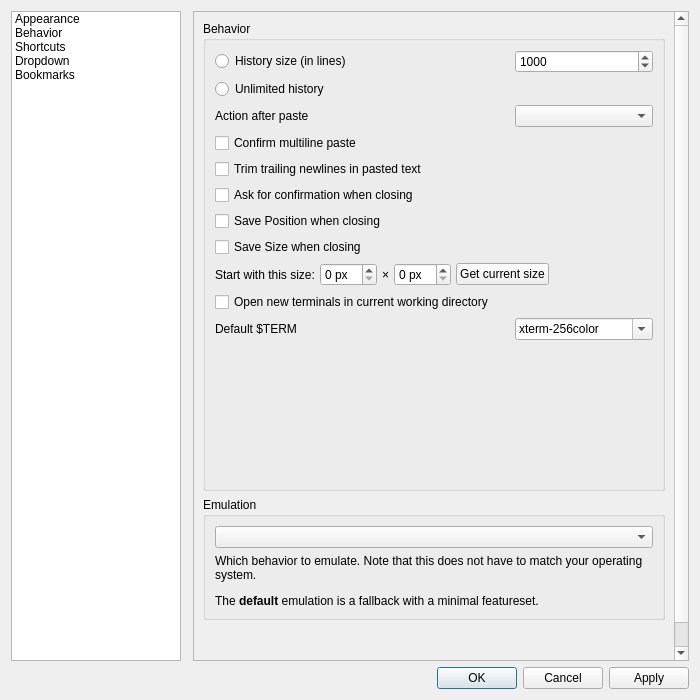
First picture: the form in src/forms/propertiesdialog.ui, repository lxqt/qterminal, before the edit.
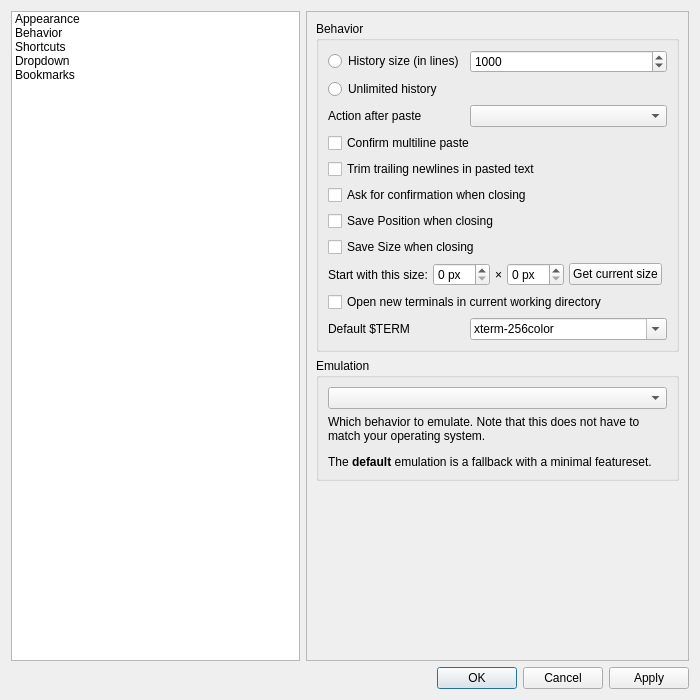
Second picture: the form after the edit. The open tabs and pages were chosen to show the change. Icons and pictures are not drawn.

Commit message: Remember the size of preferences dialog

What changed in the file:
```diff
--- a/src/forms/propertiesdialog.ui
+++ b/src/forms/propertiesdialog.ui
@@ -14,7 +14,7 @@
    <string>Terminal settings</string>
   </property>
   <layout class="QGridLayout" name="gridLayout_4">
-   <item row="2" column="0" colspan="3">
+   <item row="1" column="0" colspan="2">
     <widget class="QDialogButtonBox" name="buttonBox">
      <property name="orientation">
       <enum>Qt::Horizontal</enum>
@@ -26,55 +26,49 @@
    </item>
    <item row="0" column="0">
     <widget class="QListWidget" name="listWidget">
-     <property name="sizePolicy">
-      <sizepolicy hsizetype="Expanding" vsizetype="Expanding">
-       <horstretch>0</horstretch>
-       <verstretch>0</verstretch>
-      </sizepolicy>
-     </property>
-     <property name="minimumSize">
-      <size>
-       <width>150</width>
-       <height>0</height>
-      </size>
-     </property>
-     <property name="maximumSize">
-      <size>
-       <width>180</width>
-       <height>16777215</height>
-      </size>
-     </property>
-     <property name="horizontalScrollBarPolicy">
-      <enum>Qt::ScrollBarAlwaysOff</enum>
-     </property>
      <item>
       <property name="text">
        <string>Appearance</string>
       </property>
+      <property name="icon">
+       <iconset theme="preferences-desktop-theme"/>
+      </property>
      </item>
      <item>
       <property name="text">
        <string>Behavior</string>
       </property>
+      <property name="icon">
+       <iconset theme="preferences-system"/>
+      </property>
      </item>
      <item>
       <property name="text">
        <string>Shortcuts</string>
       </property>
+      <property name="icon">
+       <iconset theme="preferences-desktop-keyboard"/>
+      </property>
      </item>
      <item>
       <property name="text">
        <string>Dropdown</string>
       </property>
+      <property name="icon">
+       <iconset theme="utilities-terminal"/>
+      </property>
      </item>
      <item>
       <property name="text">
        <string>Bookmarks</string>
       </property>
+      <property name="icon">
+       <iconset theme="bookmark-new"/>
+      </property>
      </item>
     </widget>
    </item>
-   <item row="0" column="2">
+   <item row="0" column="1">
     <widget class="QStackedWidget" name="stackedWidget">
      <property name="frameShape">
       <enum>QFrame::StyledPanel</enum>
@@ -194,7 +188,7 @@
              </layout>
             </widget>
            </item>
-           <item row="8" column="0">
+           <item row="8" column="0" colspan="2">
             <widget class="QCheckBox" name="showMenuCheckBox">
              <property name="text">
               <string>Show the menu bar</string>
@@ -258,7 +252,7 @@
              </property>
             </widget>
            </item>
-           <item row="9" column="0">
+           <item row="9" column="0" colspan="2">
             <widget class="QCheckBox" name="hideTabBarCheckBox">
              <property name="text">
               <string>Hide tab bar with only one tab</string>
@@ -325,7 +319,7 @@
              </property>
             </spacer>
            </item>
-           <item row="12" column="0">
+           <item row="12" column="0" colspan="2">
             <widget class="QCheckBox" name="closeTabButtonCheckBox">
              <property name="text">
               <string>Show close button on each tab</string>
@@ -368,7 +362,7 @@
              </property>
             </widget>
            </item>
-           <item row="11" column="0">
+           <item row="11" column="0" colspan="2">
             <widget class="QCheckBox" name="highlightCurrentCheckBox">
              <property name="text">
               <string>Show a border around the current terminal</string>
@@ -452,21 +446,21 @@
              </property>
             </widget>
            </item>
-           <item row="15" column="0">
+           <item row="15" column="0" colspan="2">
             <widget class="QCheckBox" name="showTerminalSizeHintCheckBox">
              <property name="text">
               <string>Show terminal size on resize</string>
              </property>
             </widget>
            </item>
-           <item row="17" column="0">
+           <item row="17" column="0" colspan="2">
             <widget class="QCheckBox" name="useFontBoxDrawingCharsCheckBox">
              <property name="text">
               <string>Use box drawing characters contained in the font</string>
              </property>
             </widget>
            </item>
-           <item row="7" column="0">
+           <item row="7" column="0" colspan="2">
             <widget class="QCheckBox" name="menuAccelCheckBox">
              <property name="toolTip">
               <string>Accelerators are activated by Alt and can interfere with the terminal.</string>
@@ -571,21 +565,21 @@
                 </property>
                </widget>
               </item>
-              <item row="3" column="0" colspan="3">
+              <item row="3" column="0" colspan="2">
                <widget class="QCheckBox" name="confirmMultilinePasteCheckBox">
                 <property name="text">
                  <string>Confirm multiline paste</string>
                 </property>
                </widget>
               </item>
-              <item row="4" column="0" colspan="3">
+              <item row="4" column="0" colspan="2">
                <widget class="QCheckBox" name="trimPastedTrailingNewlinesCheckBox">
                 <property name="text">
                  <string>Trim trailing newlines in pasted text</string>
                 </property>
                </widget>
               </item>
-              <item row="0" column="2">
+              <item row="0" column="1">
                <widget class="QSpinBox" name="historyLimitedTo">
                 <property name="minimum">
                  <number>100</number>
@@ -598,51 +592,38 @@
                 </property>
                </widget>
               </item>
-              <item row="11" column="1">
-               <spacer name="verticalSpacer_4">
-                <property name="orientation">
-                 <enum>Qt::Vertical</enum>
-                </property>
-                <property name="sizeHint" stdset="0">
-                 <size>
-                  <width>150</width>
-                  <height>139</height>
-                 </size>
-                </property>
-               </spacer>
-              </item>
-              <item row="9" column="0" colspan="3">
+              <item row="9" column="0" colspan="2">
                <widget class="QCheckBox" name="useCwdCheckBox">
                 <property name="text">
                  <string>Open new terminals in current working directory</string>
                 </property>
                </widget>
               </item>
-              <item row="7" column="0" colspan="3">
+              <item row="7" column="0" colspan="2">
                <widget class="QCheckBox" name="saveSizeOnExitCheckBox">
                 <property name="text">
                  <string>Save Size when closing</string>
                 </property>
                </widget>
               </item>
-              <item row="6" column="0" colspan="3">
+              <item row="6" column="0" colspan="2">
                <widget class="QCheckBox" name="savePosOnExitCheckBox">
                 <property name="text">
                  <string>Save Position when closing</string>
                 </property>
                </widget>
               </item>
-              <item row="5" column="0" colspan="3">
+              <item row="5" column="0" colspan="2">
                <widget class="QCheckBox" name="askOnExitCheckBox">
                 <property name="text">
                  <string>Ask for confirmation when closing</string>
                 </property>
                </widget>
               </item>
-              <item row="2" column="2">
+              <item row="2" column="1">
                <widget class="QComboBox" name="motionAfterPasting_comboBox"/>
               </item>
-              <item row="1" column="0" colspan="3">
+              <item row="1" column="0" colspan="2">
                <widget class="QRadioButton" name="historyUnlimited">
                 <property name="text">
                  <string>Unlimited history</string>
@@ -663,8 +644,14 @@
                 </property>
                </widget>
               </item>
-              <item row="10" column="2">
+              <item row="10" column="1">
                <widget class="QComboBox" name="termComboBox">
+                <property name="sizePolicy">
+                 <sizepolicy hsizetype="Expanding" vsizetype="Fixed">
+                  <horstretch>0</horstretch>
+                  <verstretch>0</verstretch>
+                 </sizepolicy>
+                </property>
                 <property name="editable">
                  <bool>true</bool>
                 </property>
@@ -683,7 +670,7 @@
                 </item>
                </widget>
               </item>
-              <item row="8" column="0" colspan="3">
+              <item row="8" column="0" colspan="2">
                <layout class="QHBoxLayout" name="horizontalLayout_4">
                 <property name="spacing">
                  <number>5</number>
```
The commit also changes 4 other files.
